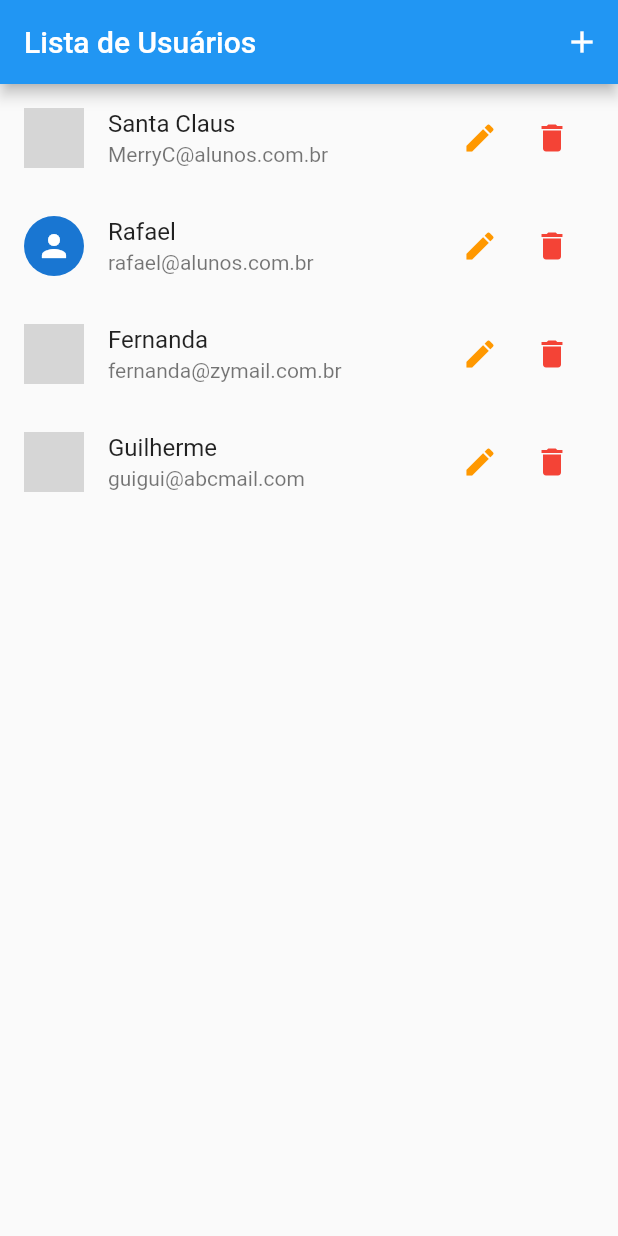
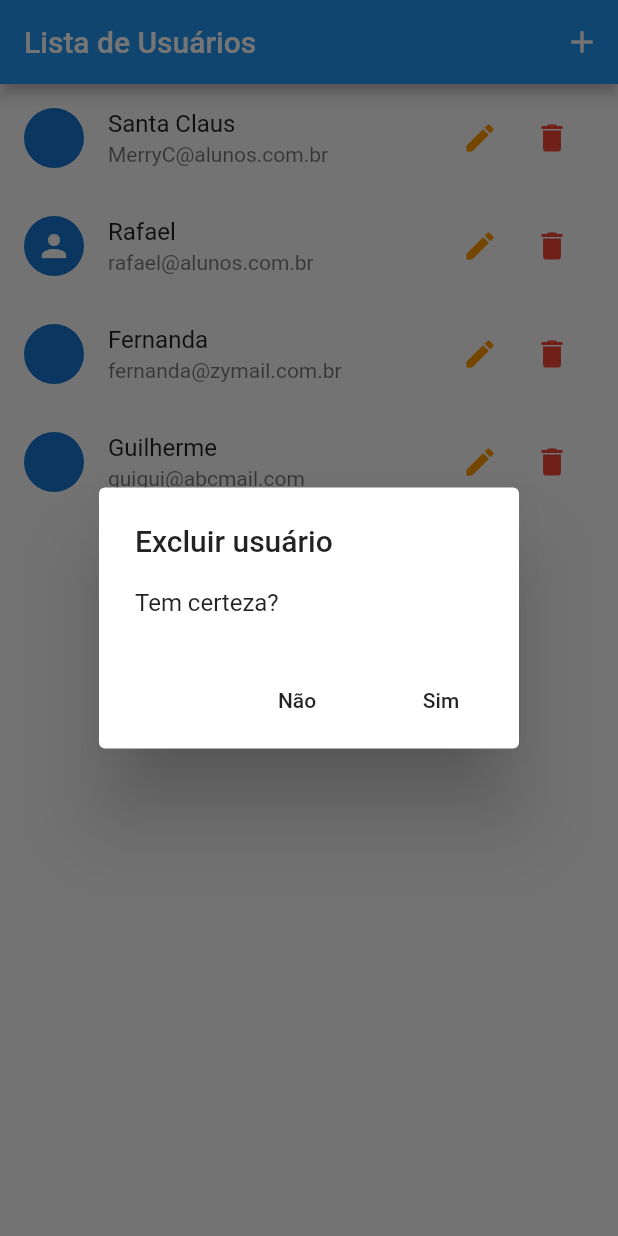
Before and after one commit to JoaoObara/desenvolva_um_cadastro_flutter, a Flutter app: the screen it shows after launch, after a tap on the "delete" icon, on a phone screen of 412 x 824 dp. Run offline on Flutter 3.47's test engine with Material 2 defaults, Android fonts, the phone set to English and light mode, and no system bars; network calls fail; grey boxes are pictures that could not be loaded.

Commit message:
Excluir usuário

```diff
--- a/flutter_crud/lib/components/user_tile.dart
+++ b/flutter_crud/lib/components/user_tile.dart
@@ -1,6 +1,10 @@
+// ignore_for_file: deprecated_member_use
+
 import 'package:flutter/material.dart';
 import 'package:flutter_application_1/models/user.dart';
+import 'package:flutter_application_1/provider/users.dart';
 import 'package:flutter_application_1/routes/app_routes.dart';
+import 'package:provider/provider.dart';
 
 class UserTile extends StatelessWidget {
   final User user;
@@ -32,9 +36,31 @@ class UserTile extends StatelessWidget {
             color: Colors.orange,
           ),
           IconButton(
-            onPressed: () {},
             icon: const Icon(Icons.delete),
             color: Colors.red,
+            onPressed: () {
+              showDialog(
+                context: context,
+                builder: (context) => AlertDialog(
+                  title: const Text('Excluir usuário'),
+                  content: const Text('Tem certeza?'),
+                  actions: <Widget>[
+                    FlatButton(
+                      child: const Text('Não'),
+                      onPressed: () => Navigator.of(context).pop(false),
+                    ),
+                    FlatButton(
+                      child: const Text('Sim'),
+                      onPressed: () => Navigator.of(context).pop(true),
+                    ),
+                  ],
+                ),
+              ).then((confirmed) {
+                if (confirmed) {
+                  Provider.of<Users>(context, listen: false).remove(user);
+                }
+              });
+            },
           )
         ]),
       ),
```
